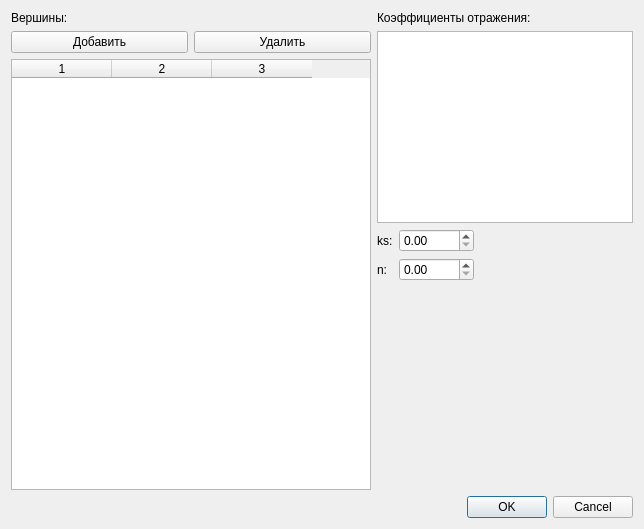
Qt form AddPolygonDialog.ui (ilotXXI/RayBacktrace) before a commit.
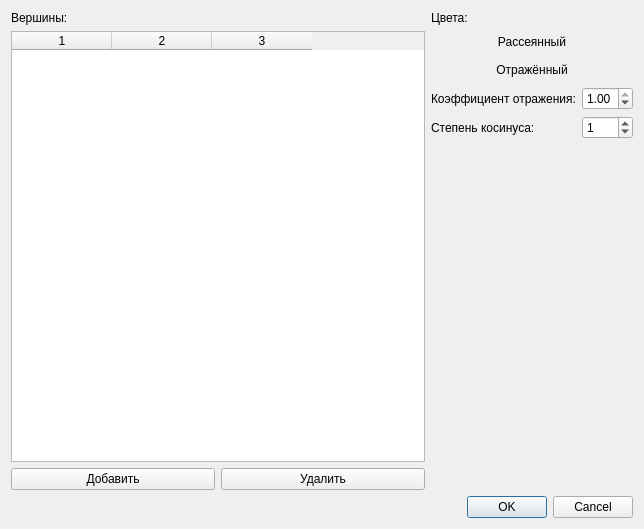
The same form after that commit.

Commit message: Improved AddPolygonDialog. Added shortcuts in MainWindow.

Diff of the .ui file:
```diff
--- a/AddPolygonDialog.ui
+++ b/AddPolygonDialog.ui
@@ -25,6 +25,19 @@
          </property>
         </widget>
        </item>
+       <item>
+        <widget class="QTableWidget" name="verticesTable">
+         <property name="selectionBehavior">
+          <enum>QAbstractItemView::SelectRows</enum>
+         </property>
+         <property name="columnCount">
+          <number>3</number>
+         </property>
+         <column/>
+         <column/>
+         <column/>
+        </widget>
+       </item>
        <item>
         <layout class="QHBoxLayout" name="horizontalLayout_2">
          <item>
@@ -43,19 +56,6 @@
          </item>
         </layout>
        </item>
-       <item>
-        <widget class="QTableWidget" name="verticesTable">
-         <property name="selectionBehavior">
-          <enum>QAbstractItemView::SelectRows</enum>
-         </property>
-         <property name="columnCount">
-          <number>3</number>
-         </property>
-         <column/>
-         <column/>
-         <column/>
-        </widget>
-       </item>
       </layout>
      </item>
      <item>
@@ -63,22 +63,32 @@
        <item>
         <widget class="QLabel" name="label_2">
          <property name="text">
-          <string>Коэффициенты отражения:</string>
+          <string>Цвета:</string>
          </property>
         </widget>
        </item>
        <item>
-        <widget class="QTableView" name="colorCoeffTable">
-         <property name="sizePolicy">
-          <sizepolicy hsizetype="Minimum" vsizetype="Minimum">
-           <horstretch>0</horstretch>
-           <verstretch>0</verstretch>
-          </sizepolicy>
+        <widget class="QPushButton" name="diffusedButton">
+         <property name="autoFillBackground">
+          <bool>true</bool>
          </property>
-         <property name="selectionMode">
-          <enum>QAbstractItemView::NoSelection</enum>
+         <property name="text">
+          <string>Рассеянный</string>
          </property>
-         <property name="cornerButtonEnabled">
+         <property name="flat">
+          <bool>true</bool>
+         </property>
+        </widget>
+       </item>
+       <item>
+        <widget class="QPushButton" name="reflButton">
+         <property name="autoFillBackground">
+          <bool>true</bool>
+         </property>
+         <property name="text">
+          <string>Отражённый</string>
+         </property>
+         <property name="flat">
           <bool>true</bool>
          </property>
         </widget>
@@ -88,7 +98,7 @@
          <item row="0" column="0">
           <widget class="QLabel" name="ksLabel">
            <property name="text">
-            <string>ks:</string>
+            <string>Коэффициент отражения:</string>
            </property>
           </widget>
          </item>
@@ -100,23 +110,38 @@
              <height>16777215</height>
             </size>
            </property>
+           <property name="maximum">
+            <double>1.000000000000000</double>
+           </property>
+           <property name="singleStep">
+            <double>0.100000000000000</double>
+           </property>
+           <property name="value">
+            <double>1.000000000000000</double>
+           </property>
           </widget>
          </item>
          <item row="1" column="0">
           <widget class="QLabel" name="nLabel">
            <property name="text">
-            <string>n:</string>
+            <string>Степень косинуса:</string>
            </property>
           </widget>
          </item>
          <item row="1" column="1">
-          <widget class="QDoubleSpinBox" name="nSpin">
+          <widget class="QSpinBox" name="cosPowSpin">
            <property name="maximumSize">
             <size>
              <width>75</width>
              <height>16777215</height>
             </size>
            </property>
+           <property name="maximum">
+            <number>10</number>
+           </property>
+           <property name="value">
+            <number>1</number>
+           </property>
           </widget>
          </item>
         </layout>
```
Left out of the diff: 2 changed lines with no effect on the pictures. The commit also changes 5 other files.
